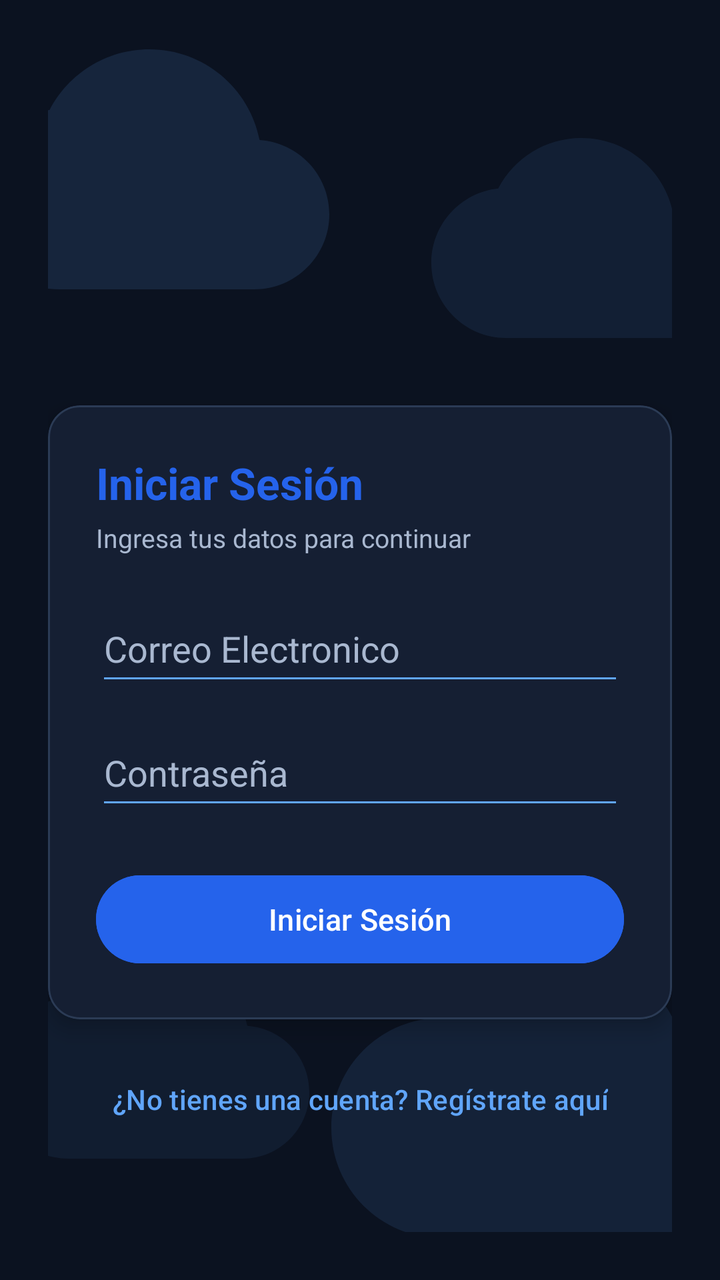
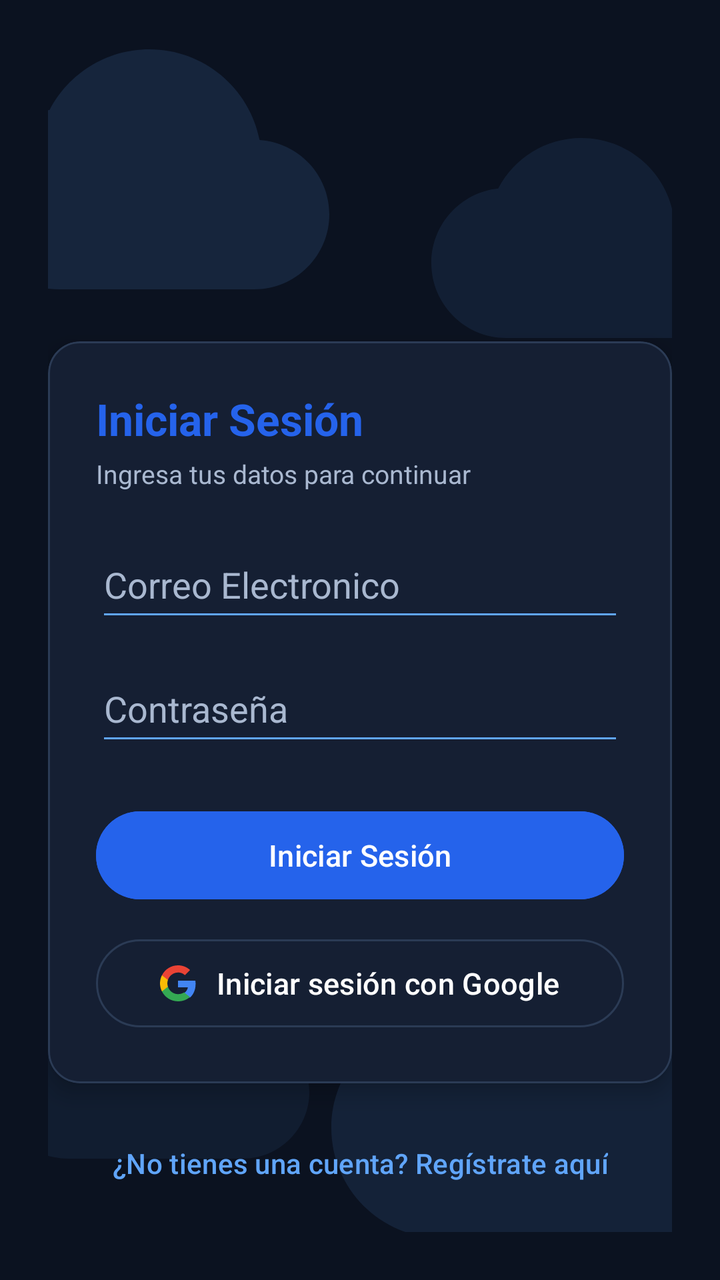

Screens rendered from an Android XML layout before and after an edit, with the pre-edit source and the edit as a unified diff.
<!-- AndroidManifest.xml: application theme Theme.AppDeContactos -->
<!-- res/layout/activity_main.xml -->
<?xml version="1.0" encoding="utf-8"?>
<androidx.constraintlayout.widget.ConstraintLayout xmlns:android="http://schemas.android.com/apk/res/android"
    xmlns:app="http://schemas.android.com/apk/res-auto"
    xmlns:tools="http://schemas.android.com/tools"
    android:id="@+id/main"
    android:layout_width="match_parent"
    android:layout_height="match_parent"
    android:background="@color/azul_fondo"
    android:padding="24dp"
    tools:context=".MainActivity">

    
    <ImageView
        android:id="@+id/bgCloudTopLeft"
        android:layout_width="180dp"
        android:layout_height="180dp"
        android:layout_marginStart="-40dp"
        android:layout_marginTop="-30dp"
        android:alpha="0.7"
        android:importantForAccessibility="no"
        android:src="@drawable/ic_cloud_soft"
        app:layout_constraintStart_toStartOf="parent"
        app:layout_constraintTop_toTopOf="parent" />

    <ImageView
        android:id="@+id/bgCloudTopRight"
        android:layout_width="150dp"
        android:layout_height="150dp"
        android:layout_marginTop="20dp"
        android:layout_marginEnd="-30dp"
        android:alpha="0.5"
        android:importantForAccessibility="no"
        android:src="@drawable/ic_cloud_soft"
        app:layout_constraintEnd_toEndOf="parent"
        app:layout_constraintTop_toTopOf="parent" />

    <ImageView
        android:id="@+id/bgCloudBottomLeft"
        android:layout_width="160dp"
        android:layout_height="160dp"
        android:layout_marginStart="-30dp"
        android:layout_marginBottom="10dp"
        android:alpha="0.4"
        android:importantForAccessibility="no"
        android:src="@drawable/ic_cloud_soft"
        app:layout_constraintBottom_toBottomOf="parent"
        app:layout_constraintStart_toStartOf="parent" />

    <ImageView
        android:id="@+id/bgCloudBottomRight"
        android:layout_width="220dp"
        android:layout_height="220dp"
        android:layout_marginEnd="-50dp"
        android:layout_marginBottom="-40dp"
        android:alpha="0.6"
        android:importantForAccessibility="no"
        android:src="@drawable/ic_cloud_soft"
        app:layout_constraintBottom_toBottomOf="parent"
        app:layout_constraintEnd_toEndOf="parent" />

    
    <ImageView
        android:id="@+id/ivLogo"
        android:layout_width="120dp"
        android:layout_height="120dp"
        android:contentDescription="@string/app_name"
        android:src="@mipmap/app_notasyllamadas"
        app:layout_constraintBottom_toTopOf="@+id/cardLogin"
        app:layout_constraintEnd_toEndOf="parent"
        app:layout_constraintStart_toStartOf="parent"
        app:layout_constraintTop_toTopOf="parent"
        app:layout_constraintVertical_chainStyle="packed" />

    
    <com.google.android.material.card.MaterialCardView
        android:id="@+id/cardLogin"
        android:layout_width="0dp"
        android:layout_height="wrap_content"
        android:layout_marginTop="16dp"
        app:cardBackgroundColor="@color/azul_superficie"
        app:cardCornerRadius="16dp"
        app:cardElevation="6dp"
        app:layout_constraintBottom_toTopOf="@+id/btnIrARegistro"
        app:layout_constraintEnd_toEndOf="parent"
        app:layout_constraintStart_toStartOf="parent"
        app:layout_constraintTop_toBottomOf="@+id/ivLogo"
        app:strokeColor="@color/azul_borde"
        app:strokeWidth="1dp">

        <LinearLayout
            android:layout_width="match_parent"
            android:layout_height="wrap_content"
            android:orientation="vertical"
            android:padding="24dp">

            <TextView
                android:id="@+id/tvTitle"
                android:layout_width="wrap_content"
                android:layout_height="wrap_content"
                android:text="@string/iniciar_sesion"
                android:textColor="@color/azul_principal"
                android:textSize="22sp"
                android:textStyle="bold" />

            <TextView
                android:id="@+id/tvSubtitle"
                android:layout_width="wrap_content"
                android:layout_height="wrap_content"
                android:layout_marginTop="4dp"
                android:text="@string/subtitulo_login"
                android:textColor="@color/texto_2"
                android:textSize="13sp" />

            <EditText
                android:id="@+id/etUsuario"
                android:layout_width="match_parent"
                android:layout_height="50dp"
                android:layout_marginTop="20dp"
                android:autofillHints="username"
                android:backgroundTint="@color/azul_claro"
                android:hint="Correo Electronico"
                android:inputType="textPersonName"
                android:textColor="@color/texto_blanco"
                android:textColorHint="@color/texto_2" />

            <EditText
                android:id="@+id/etContrasena"
                android:layout_width="match_parent"
                android:layout_height="50dp"
                android:layout_marginTop="12dp"
                android:autofillHints="password"
                android:backgroundTint="@color/azul_claro"
                android:hint="@string/contrasena"
                android:inputType="textPassword"
                android:textColor="@color/texto_blanco"
                android:textColorHint="@color/texto_2" />

            <Button
                android:id="@+id/btnAceptar"
                android:layout_width="match_parent"
                android:layout_height="52dp"
                android:layout_marginTop="24dp"
                android:backgroundTint="@color/azul_principal"
                android:text="@string/aceptar"
                android:textColor="@color/texto_blanco"
                android:textSize="15sp" />

        </LinearLayout>

    </com.google.android.material.card.MaterialCardView>

    <Button
        android:id="@+id/btnIrARegistro"
        style="@style/Widget.Material3.Button.TextButton"
        android:layout_width="wrap_content"
        android:layout_height="wrap_content"
        android:layout_marginTop="16dp"
        android:text="@string/no_tienes_cuenta"
        android:textColor="@color/azul_claro"
        android:textSize="14sp"
        app:layout_constraintBottom_toBottomOf="parent"
        app:layout_constraintEnd_toEndOf="parent"
        app:layout_constraintStart_toStartOf="parent"
        app:layout_constraintTop_toBottomOf="@+id/cardLogin" />

</androidx.constraintlayout.widget.ConstraintLayout>
<!-- resources referenced by this layout -->
<resources>
  <color name="azul_borde">#2B3B55</color>
  <color name="azul_claro">#60A5FA</color>
  <color name="azul_fondo">#0B1220</color>
  <color name="azul_principal">#2563EB</color>
  <color name="azul_superficie">#151F33</color>
  <color name="texto_2">#A9B8D0</color>
  <color name="texto_blanco">#FFFFFF</color>
  <!-- drawable ic_cloud_soft (drawable) -->
  <?xml version="1.0" encoding="utf-8"?>
  <vector xmlns:android="http://schemas.android.com/apk/res/android"
      android:width="200dp"
      android:height="200dp"
      android:viewportWidth="24"
      android:viewportHeight="24">
      <path
          android:fillColor="#3060A5FA"
          android:pathData="M19.35,10.04C18.67,6.59 15.64,4 12,4C9.11,4 6.6,5.64 5.35,8.04C2.34,8.36 0,10.91 0,14C0,17.31 2.69,20 6,20H19C21.76,20 24,17.76 24,15C24,12.36 21.95,10.22 19.35,10.04Z" />
  </vector>
  <!-- mipmap app_notasyllamadas (mipmap-anydpi-v26) -->
  <?xml version="1.0" encoding="utf-8"?>
  <adaptive-icon xmlns:android="http://schemas.android.com/apk/res/android">
      <background android:drawable="@drawable/app_notasyllamadas_background"/>
      <foreground android:drawable="@mipmap/app_notasyllamadas_foreground"/>
      <monochrome android:drawable="@mipmap/app_notasyllamadas_foreground"/>
  </adaptive-icon>
  <string name="aceptar">Iniciar Sesión</string>
  <string name="app_name">App de Contactos &amp; Notas</string>
  <string name="contrasena">Contraseña</string>
  <string name="iniciar_sesion">Iniciar Sesión</string>
  <string name="no_tienes_cuenta">¿No tienes una cuenta? Regístrate aquí</string>
  <string name="subtitulo_login">Ingresa tus datos para continuar</string>
  <style name="Theme.AppDeContactos" parent="Base.Theme.AppDeContactos" />
  <!-- drawable app_notasyllamadas_background: vector/xml drawable (drawable, 5119 chars, omitted) -->
  <style name="Base.Theme.AppDeContactos" parent="Theme.Material3.DayNight.NoActionBar">
          
          
      </style>
</resources>

<!-- the commit's change to res/layout/activity_main.xml (unified diff, before → after) -->
@@ -145,6 +145,22 @@
                 android:textColor="@color/texto_blanco"
                 android:textSize="15sp" />
 
+            <com.google.android.material.button.MaterialButton
+                android:id="@+id/btnGoogleSignIn"
+                android:layout_width="match_parent"
+                android:layout_height="52dp"
+                android:layout_marginTop="12dp"
+                android:backgroundTint="@color/azul_superficie"
+                android:text="@string/iniciar_sesion_google"
+                android:textColor="@color/texto_blanco"
+                android:textSize="15sp"
+                app:icon="@drawable/ic_google"
+                app:iconGravity="textStart"
+                app:iconPadding="10dp"
+                app:iconTint="@null"
+                app:strokeColor="@color/azul_borde"
+                app:strokeWidth="1dp" />
+
         </LinearLayout>
 
     </com.google.android.material.card.MaterialCardView>
<!-- resource entries referenced after the edit -->
@@ -18,6 +18,26 @@
           android:fillColor="#3060A5FA"
           android:pathData="M19.35,10.04C18.67,6.59 15.64,4 12,4C9.11,4 6.6,5.64 5.35,8.04C2.34,8.36 0,10.91 0,14C0,17.31 2.69,20 6,20H19C21.76,20 24,17.76 24,15C24,12.36 21.95,10.22 19.35,10.04Z" />
   </vector>
+  <!-- drawable ic_google (drawable) -->
+  <?xml version="1.0" encoding="utf-8"?>
+  <vector xmlns:android="http://schemas.android.com/apk/res/android"
+      android:width="24dp"
+      android:height="24dp"
+      android:viewportWidth="24"
+      android:viewportHeight="24">
+    <path
+        android:fillColor="#4285F4"
+        android:pathData="M23.745,12.27c0,-0.7,-0.06,-1.4,-0.19,-2.07H12v4.51h6.6c-0.29,1.52 -1.14,2.82 -2.4,3.68v3.05h3.88c2.27,-2.09 3.665,-5.17 3.665,-9.17z"/>
+    <path
+        android:fillColor="#34A853"
+        android:pathData="M12,24c3.24,0 5.95,-1.08 7.93,-2.91l-3.88,-3.05c-1.08,0.72 -2.45,1.16 -4.05,1.16 -3.12,0 -5.77,-2.11 -6.72,-4.96H1.29v3.13C3.26,21.3 7.31,24 12,24z"/>
+    <path
+        android:fillColor="#FBBC05"
+        android:pathData="M5.28,14.24c-0.25,-0.72 -0.38,-1.49 -0.38,-2.24s0.13,-1.52 0.38,-2.24V6.63H1.29C0.47,8.24 0,10.06 0,12s0.47,3.76 1.29,5.37l3.99,-3.13z"/>
+    <path
+        android:fillColor="#EA4335"
+        android:pathData="M12,4.75c1.77,0 3.35,0.61 4.6,1.8l3.42,-3.42C17.95,1.19 15.24,0 12,0 7.31,0 3.26,2.7 1.29,6.63l3.99,3.13c0.95,-2.85 3.6,-4.96 6.72,-4.96z"/>
+  </vector>
   <!-- mipmap app_notasyllamadas (mipmap-anydpi-v26) -->
   <?xml version="1.0" encoding="utf-8"?>
   <adaptive-icon xmlns:android="http://schemas.android.com/apk/res/android">
@@ -29,6 +49,7 @@
   <string name="app_name">App de Contactos &amp; Notas</string>
   <string name="contrasena">Contraseña</string>
   <string name="iniciar_sesion">Iniciar Sesión</string>
+  <string name="iniciar_sesion_google">Iniciar sesión con Google</string>
   <string name="no_tienes_cuenta">¿No tienes una cuenta? Regístrate aquí</string>
   <string name="subtitulo_login">Ingresa tus datos para continuar</string>
   <style name="Theme.AppDeContactos" parent="Base.Theme.AppDeContactos" />
